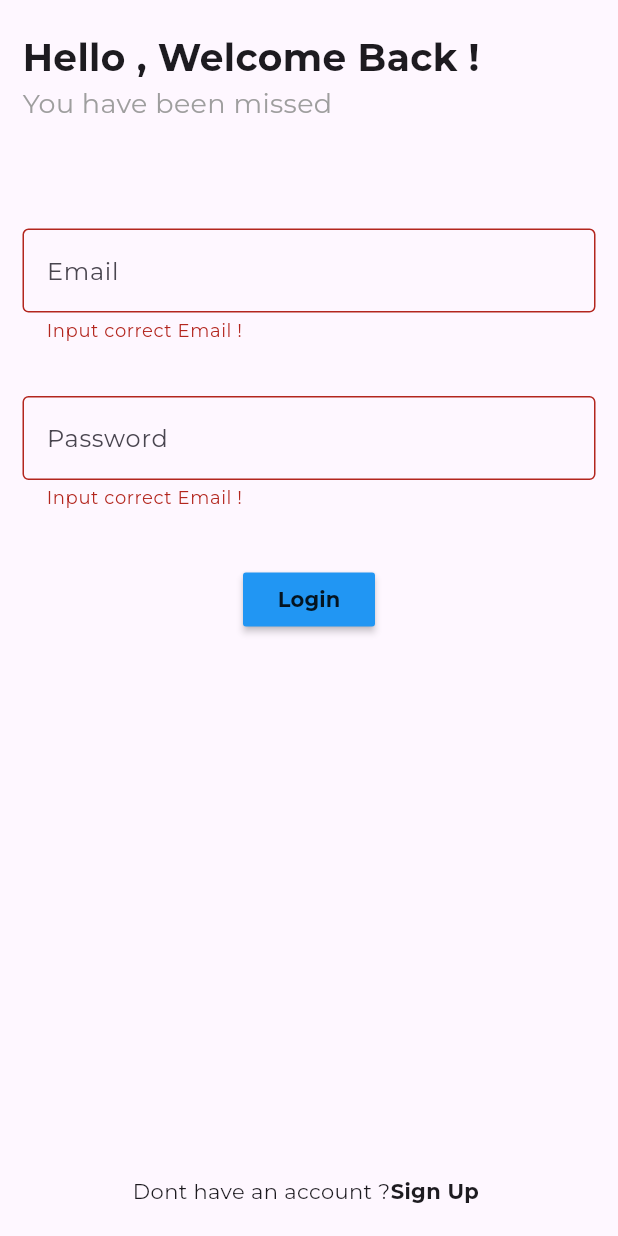
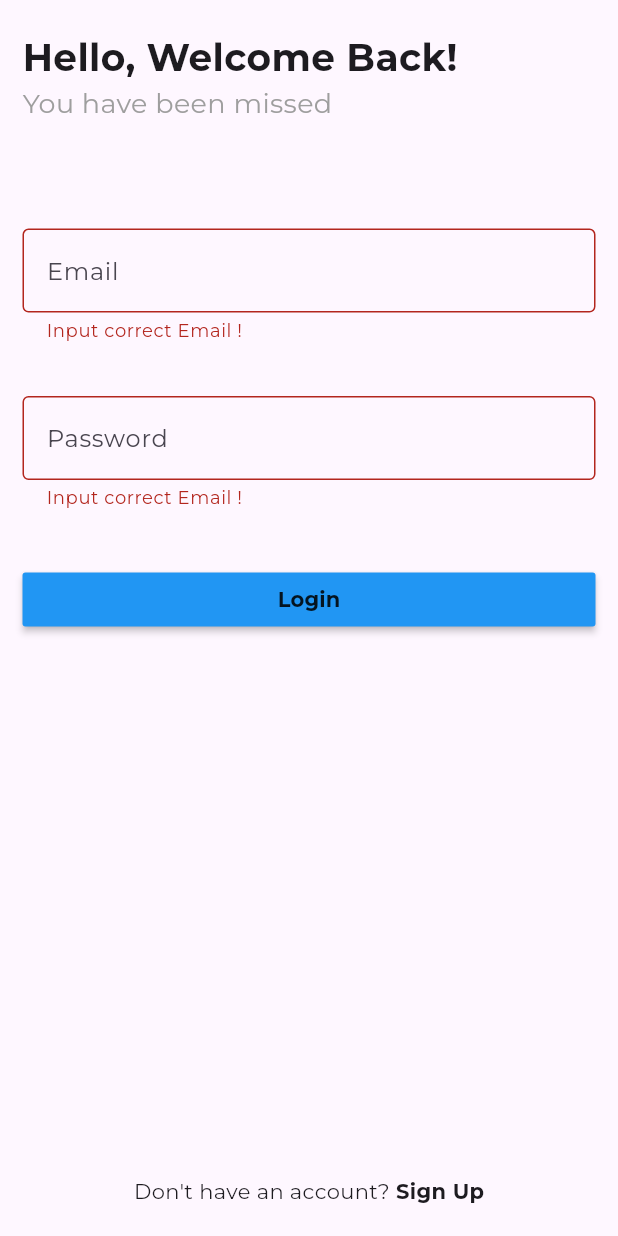
Before and after one commit to Nyxoy77/Geminus, a Flutter app: the screen it shows after launch, after a tap on "Login", on a phone screen of 412 x 824 dp. Run offline on Flutter 3.47's test engine with Material 3 defaults, Android fonts, the phone set to English and light mode, and no system bars; our stand-ins replace animate_do, dash_chat_2, delightful_toast, firebase_auth, firebase_core, flutter_gemini and 3 more; accounts and stored records are empty.

Commit message:
Done login page

```diff
--- a/lib/Pages/login_page.dart
+++ b/lib/Pages/login_page.dart
@@ -1,12 +1,11 @@
-// import 'package:flutter/foundation.dart';
 
+import 'package:ai_bot/Services/alert_services.dart';
 import 'package:ai_bot/Services/auth_services.dart';
+import 'package:ai_bot/Services/navigation_services.dart';
 import 'package:ai_bot/Widgets/custom_form_field.dart';
 import 'package:ai_bot/regEx.dart';
 import 'package:flutter/material.dart';
 import 'package:get_it/get_it.dart';
-
-// import 'package:flutter/widgets.dart';
 
 class LoginPage extends StatefulWidget {
   const LoginPage({super.key});
@@ -23,11 +22,15 @@ class _LoginPageState extends State<LoginPage> {
   //Services
   final GetIt _getIt = GetIt.instance;
   late final AuthServices _authServices;
+  late final NavigationService _navigationServices;
+  late final AlertServices _alertServices ;
 
   @override
-  void initState() async {
+  void initState() {
     super.initState();
     _authServices = _getIt.get<AuthServices>();
+    _navigationServices = _getIt.get<NavigationService>();
+    _alertServices = _getIt.get<AlertServices>();
   }
 
   @override
@@ -54,15 +57,15 @@ class _LoginPageState extends State<LoginPage> {
 
   Widget _header() {
     return SizedBox(
-      width: MediaQuery.sizeOf(context).width,
+      width: MediaQuery.of(context).size.width,
       child: const Column(
         crossAxisAlignment: CrossAxisAlignment.start,
         mainAxisAlignment: MainAxisAlignment.start,
         mainAxisSize: MainAxisSize.max,
         children: [
-          Text('Hello , Welcome Back !',
+          Text('Hello, Welcome Back!',
               style: TextStyle(fontSize: 25, fontWeight: FontWeight.bold)),
-          Text('You have been missed ',
+          Text('You have been missed',
               style: TextStyle(
                   fontSize: 18,
                   fontWeight: FontWeight.w400,
@@ -74,9 +77,9 @@ class _LoginPageState extends State<LoginPage> {
 
   Widget _form() {
     return Container(
-      height: MediaQuery.sizeOf(context).height * 0.40,
+      height: MediaQuery.of(context).size.height * 0.40,
       margin: EdgeInsets.symmetric(
-          vertical: MediaQuery.sizeOf(context).height * 0.05),
+          vertical: MediaQuery.of(context).size.height * 0.05),
       child: Form(
         key: _loginPageKey,
         child: Column(
@@ -85,15 +88,17 @@ class _LoginPageState extends State<LoginPage> {
           crossAxisAlignment: CrossAxisAlignment.center,
           children: [
             CustomFormField(
-              height: MediaQuery.sizeOf(context).height * 0.1,
+              height: MediaQuery.of(context).size.height * 0.1,
               hintText: 'Email',
               regEx: emailRegExp,
               onSaved: (value) {
+                setState(() {
                   email = value;
+                });
               },
             ),
             CustomFormField(
-              height: MediaQuery.sizeOf(context).height * 0.1,
+              height: MediaQuery.of(context).size.height * 0.1,
               hintText: 'Password',
               regEx: passwordRegExp,
               onSaved: (value) {
@@ -101,6 +106,7 @@ class _LoginPageState extends State<LoginPage> {
                   password = value;
                 });
               },
+              obscureText: true,
             ),
             _loginButton()
           ],
@@ -110,19 +116,28 @@ class _LoginPageState extends State<LoginPage> {
   }
 
   Widget _loginButton() {
-    return MaterialButton(
+    return SizedBox(
+        width: MediaQuery.sizeOf(context).width,
+      child: MaterialButton(
         onPressed: () async {
           if (_loginPageKey.currentState?.validate() ?? false) {
             _loginPageKey.currentState?.save();
             bool authenticate = await _authServices.login(email!, password!);
-          if (authenticate) {
-          } else {}
+            if (authenticate == true) {
+              // Navigator.of(context).pushReplacementNamed("/home");
+             _alertServices.showToast(text: 'Login Successful !');
+              _navigationServices.pushReplacementNamed("/home");
+            }else{
+             _alertServices.showToast(text: 'Login Credentials not found or are wrong ./n Please try again or Signup');
+
+            }
           }
         },
         color: Colors.blue,
         child: const Text(
           "Login",
           style: TextStyle(fontWeight: FontWeight.bold),
+        ),
       ),
     );
   }
@@ -134,8 +149,8 @@ class _LoginPageState extends State<LoginPage> {
         crossAxisAlignment: CrossAxisAlignment.end,
         mainAxisSize: MainAxisSize.max,
         children: [
-          Text("Dont have an account ?"),
-          Text("Sign Up ", style: TextStyle(fontWeight: FontWeight.bold)),
+          Text("Don't have an account? "),
+          Text("Sign Up", style: TextStyle(fontWeight: FontWeight.bold)),
         ],
       ),
     );
--- a/lib/Services/auth_services.dart
+++ b/lib/Services/auth_services.dart
@@ -5,10 +5,12 @@ class AuthServices {
   User? _user;
 
   User? get user {
-    return user;
+    return _user;
   }
 
-  AuthServices() {}
+  AuthServices() {
+    _firebaseAuth.authStateChanges().listen(authStateChangesStreamListener);
+  }
 
   Future<bool> login(String email, String password) async {
     try {
@@ -16,19 +18,29 @@ class AuthServices {
           .signInWithEmailAndPassword(email: email, password: password);
       if (credential.user != null) {
         _user = credential.user;
-        return true ;
-      } else {
-        _user = null;
+        return true;
       }
-
     } catch (e) {
       print(e);
     }
     return false;
   }
 
+  Future<bool> logOut() async {
+    try {
+      await _firebaseAuth.signOut();
+      return true;
+    } catch (e) {
+      print(e);
+    }
+    return false;
+  }
 
-  Future<void> logout()async {
-
+  void authStateChangesStreamListener(User? user) {
+    if (user != null) {
+      _user = user;
+    } else {
+      _user = null;
+    }
   }
 }
--- /dev/null
+++ b/lib/Services/navigation_services.dart
@@ -0,0 +1,36 @@
+
+import 'package:ai_bot/Pages/login_page.dart';
+import 'package:ai_bot/Pages/Homepage.dart';
+import 'package:flutter/widgets.dart';
+
+class NavigationService {
+  NavigationService() {
+    _navigatorKey = GlobalKey<NavigatorState>();
+  }
+  late GlobalKey<NavigatorState> _navigatorKey;
+
+  final Map<String, Widget Function(BuildContext)> _routes = {
+    "/login": (context) => const  LoginPage(),
+    "/home" : (context) =>  const HomePage(),
+  };
+
+  GlobalKey<NavigatorState>? get navigatorKey {
+    return _navigatorKey;
+  }
+
+  Map<String, Widget Function(BuildContext)>? get routes {
+    return _routes;
+  }
+
+  void pushNamed(String routeName) {
+    _navigatorKey.currentState?.pushNamed(routeName);
+  }
+
+  void pushReplacementNamed(String routeName) {
+    _navigatorKey.currentState?.pushReplacementNamed(routeName);
+  }
+
+  void goBack() {
+    _navigatorKey.currentState?.pop();
+  }
+}
--- a/lib/main.dart
+++ b/lib/main.dart
@@ -1,50 +1,47 @@
+import 'package:ai_bot/Services/auth_services.dart';
+import 'package:ai_bot/Services/navigation_services.dart';
 import 'package:ai_bot/utils.dart';
 import 'package:flutter/material.dart';
 import 'package:flutter_gemini/flutter_gemini.dart';
+import 'package:get_it/get_it.dart';
 import 'package:google_fonts/google_fonts.dart';
 // import 'Pages/Homepage.dart';
-import 'Pages/login_page.dart';
 
 void main() async {
   await setUp();
-  await setUpGetIt();
-  Gemini.init(apiKey: 'AIzaSyDjbeC4_9HFkOLcHvmBloYxCtaFqqhNlGQ');
-  runApp(const MyApp());
+  // Gemini.init(apiKey: 'AIzaSyDjbeC4_9HFkOLcHvmBloYxCtaFqqhNlGQ');
+  runApp(MyApp());
 }
 
 Future<void> setUp() async {
   WidgetsFlutterBinding.ensureInitialized();
   await setUpFirebase();
+   await setUpGetIt();
+  Gemini.init(apiKey: 'AIzaSyDjbeC4_9HFkOLcHvmBloYxCtaFqqhNlGQ');
 }
 
-class MyApp extends StatefulWidget {
-  const MyApp({super.key});
+class MyApp extends StatelessWidget {
+  final GetIt _getIt = GetIt.instance;
+  late final AuthServices _authServices;
+  late final NavigationService _navigationServices;
 
-  @override
-  State<MyApp> createState() => _MyAppState();
-}
+  MyApp({super.key}) {
+    _authServices = _getIt.get<AuthServices>();
+    _navigationServices = _getIt.get<NavigationService>();
+  }
 
-class _MyAppState extends State<MyApp> {
-  bool isDarkMode = false;
   @override
   Widget build(BuildContext context) {
     return MaterialApp(
+      navigatorKey: _navigationServices.navigatorKey,
       debugShowCheckedModeBanner: false,
       title: 'Allen',
-      theme: isDarkMode
-          ? ThemeData.dark(useMaterial3: true).copyWith(
-              scaffoldBackgroundColor: const Color.fromARGB(91, 107, 108, 109),
-              textTheme: GoogleFonts.montserratTextTheme())
-          : ThemeData.light(
-              useMaterial3: true,
-            ).copyWith(textTheme: GoogleFonts.montserratTextTheme()),
-      home: LoginPage(),
-      // Homepage(onThemeToggle: () {
-      // setState(() {
-      //   isDarkMode = !isDarkMode;
-      // });
+      theme: ThemeData.light(
+        useMaterial3: true,
+      ).copyWith(textTheme: GoogleFonts.montserratTextTheme()),
+      initialRoute: _authServices.user!=null ? '/home':'/login',
+      routes: _navigationServices.routes!,
 
-      //  }, isDarkMode : isDarkMode )
     );
   }
 }
--- /dev/null
+++ b/lib/secrets.dart
@@ -0,0 +1 @@
+final API = 'AIzaSyDjbeC4_9HFkOLcHvmBloYxCtaFqqhNlGQ';
--- a/lib/utils.dart
+++ b/lib/utils.dart
@@ -1,4 +1,6 @@
+import 'package:ai_bot/Services/alert_services.dart';
 import 'package:ai_bot/Services/auth_services.dart';
+import 'package:ai_bot/Services/navigation_services.dart';
 import 'package:ai_bot/firebase_options.dart';
 import 'package:firebase_core/firebase_core.dart';
 import 'package:get_it/get_it.dart';
@@ -10,6 +12,14 @@ Future<void> setUpFirebase() async {
 }
 
 Future<void> setUpGetIt() async {
-  final GetIt _getIt = GetIt.instance;
-  _getIt.registerSingleton<AuthServices>(AuthServices());
+  final GetIt getIt = GetIt.instance;
+   getIt.registerSingleton<AuthServices>(
+    AuthServices(),
+  );
+  getIt.registerSingleton<NavigationService>(
+    NavigationService(),
+  );
+    getIt.registerSingleton<AlertServices>(
+    AlertServices(),
+  );
 }
```
Also changed, not shown: lib/Pages/Homepage.dart (+63 -59 lines), lib/Services/alert_services.dart (added, +41 -0 lines), pubspec.yaml (+24 -22 lines), pubspec.lock. Lines whose indentation alone changed are shown as unchanged.
